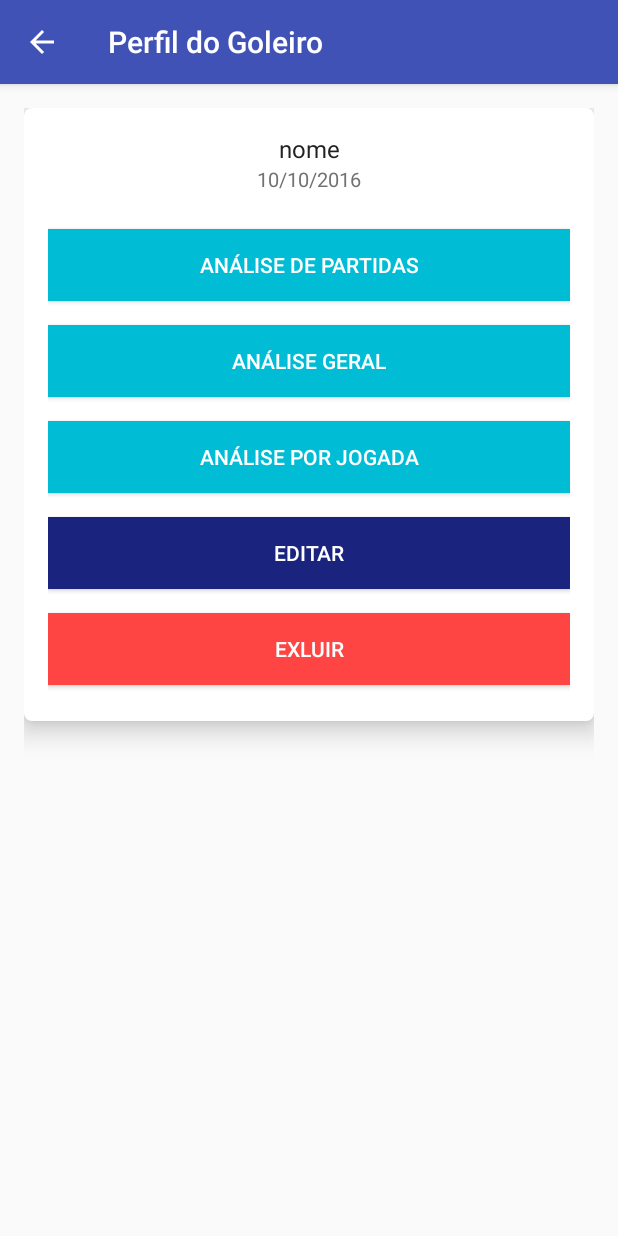
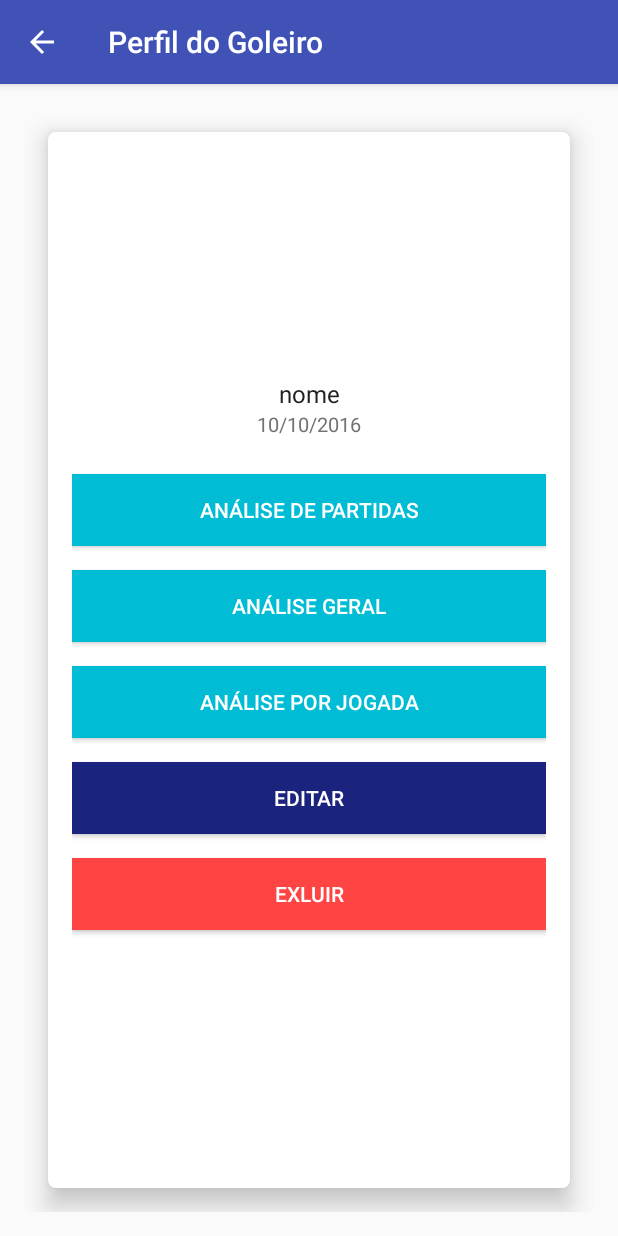
Before and after one commit to kennethcolina/Goalkeeper, an Android app: the PerfilGoleiro screen opened directly, with no data from a screen before it, on a phone screen of 412 x 824 dp. Run offline under Robolectric (Android 15) with nearby library versions, the phone set to English and light mode, and no system bars; 4 statements that could not run were skipped.

Commit message:
Design Layout 1.0001

```diff
--- a/app/src/main/res/layout/content_perfil_goleiro.xml
+++ b/app/src/main/res/layout/content_perfil_goleiro.xml
@@ -14,10 +14,12 @@
     android:orientation="vertical">
     <RelativeLayout
         android:layout_width="match_parent"
-        android:layout_height="wrap_content"
+        android:layout_height="match_parent"
         android:padding="@dimen/activity_horizontal_margin"
+        android:layout_margin="@dimen/activity_horizontal_margin"
         android:elevation="@dimen/elevation_goalkeeper"
         android:background="@drawable/myrect"
+        android:gravity="center|center_vertical"
         android:layout_gravity="center_vertical|center|center_horizontal">
 
         <LinearLayout
```
Also changed, not shown: 1 other file.
